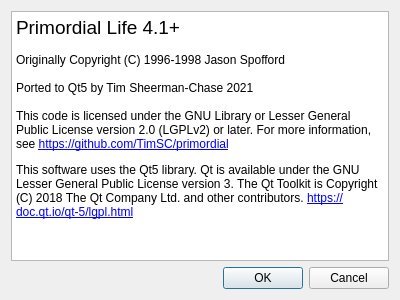
Above: LifeQt/aboutui.ui from TimSC/primordial before the change. Below: the same form after it.
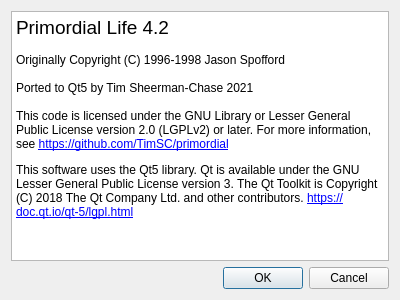
That is the form after the change.

Commit message: Update strings for 4.2 release

```diff
--- a/LifeQt/aboutui.ui
+++ b/LifeQt/aboutui.ui
@@ -20,15 +20,15 @@
       <string>&lt;!DOCTYPE HTML PUBLIC &quot;-//W3C//DTD HTML 4.0//EN&quot; &quot;http://www.w3.org/TR/REC-html40/strict.dtd&quot;&gt;
 &lt;html&gt;&lt;head&gt;&lt;meta name=&quot;qrichtext&quot; content=&quot;1&quot; /&gt;&lt;style type=&quot;text/css&quot;&gt;
 p, li { white-space: pre-wrap; }
-&lt;/style&gt;&lt;/head&gt;&lt;body style=&quot; font-family:'Sans Serif'; font-size:9pt; font-weight:400; font-style:normal;&quot;&gt;
-&lt;p style=&quot; margin-top:0px; margin-bottom:0px; margin-left:0px; margin-right:0px; -qt-block-indent:0; text-indent:0px;&quot;&gt;&lt;span style=&quot; font-size:14pt;&quot;&gt;Primordial Life 4.1+&lt;/span&gt;&lt;/p&gt;
-&lt;p style=&quot;-qt-paragraph-type:empty; margin-top:0px; margin-bottom:0px; margin-left:0px; margin-right:0px; -qt-block-indent:0; text-indent:0px;&quot;&gt;&lt;br /&gt;&lt;/p&gt;
-&lt;p style=&quot; margin-top:0px; margin-bottom:0px; margin-left:0px; margin-right:0px; -qt-block-indent:0; text-indent:0px;&quot;&gt;Originally Copyright (C) 1996-1998 Jason Spofford &lt;/p&gt;
-&lt;p style=&quot;-qt-paragraph-type:empty; margin-top:0px; margin-bottom:0px; margin-left:0px; margin-right:0px; -qt-block-indent:0; text-indent:0px;&quot;&gt;&lt;br /&gt;&lt;/p&gt;
-&lt;p style=&quot; margin-top:0px; margin-bottom:0px; margin-left:0px; margin-right:0px; -qt-block-indent:0; text-indent:0px;&quot;&gt;Ported to Qt5 by Tim Sheerman-Chase 2021&lt;/p&gt;
-&lt;p style=&quot;-qt-paragraph-type:empty; margin-top:0px; margin-bottom:0px; margin-left:0px; margin-right:0px; -qt-block-indent:0; text-indent:0px;&quot;&gt;&lt;br /&gt;&lt;/p&gt;
-&lt;p style=&quot; margin-top:0px; margin-bottom:0px; margin-left:0px; margin-right:0px; -qt-block-indent:0; text-indent:0px;&quot;&gt;This code is licensed under the GNU Library or Lesser General Public License version 2.0 (LGPLv2) or later. For more information, see &lt;a href=&quot;https://github.com/TimSC/primordial&quot;&gt;&lt;span style=&quot; text-decoration: underline; color:#0000ff;&quot;&gt;https://github.com/TimSC/primordial&lt;/span&gt;&lt;/a&gt;&lt;/p&gt;
-&lt;p style=&quot; margin-top:12px; margin-bottom:12px; margin-left:0px; margin-right:0px; -qt-block-indent:0; text-indent:0px;&quot;&gt;This software uses the Qt5 library. Qt is available under the GNU Lesser General Public License version 3. The Qt Toolkit is Copyright (C) 2018 The Qt Company Ltd. and other contributors. &lt;a href=&quot;https://doc.qt.io/qt-5/lgpl.html&quot;&gt;&lt;span style=&quot; text-decoration: underline; color:#0000ff;&quot;&gt;https://doc.qt.io/qt-5/lgpl.html&lt;/span&gt;&lt;/a&gt;&lt;/p&gt;&lt;/body&gt;&lt;/html&gt;</string>
+&lt;/style&gt;&lt;/head&gt;&lt;body style=&quot; font-family:'Ubuntu'; font-size:10pt; font-weight:400; font-style:normal;&quot;&gt;
+&lt;p style=&quot; margin-top:0px; margin-bottom:0px; margin-left:0px; margin-right:0px; -qt-block-indent:0; text-indent:0px;&quot;&gt;&lt;span style=&quot; font-family:'Sans Serif'; font-size:14pt;&quot;&gt;Primordial Life 4.2&lt;/span&gt;&lt;/p&gt;
+&lt;p style=&quot;-qt-paragraph-type:empty; margin-top:0px; margin-bottom:0px; margin-left:0px; margin-right:0px; -qt-block-indent:0; text-indent:0px; font-family:'Sans Serif'; font-size:9pt;&quot;&gt;&lt;br /&gt;&lt;/p&gt;
+&lt;p style=&quot; margin-top:0px; margin-bottom:0px; margin-left:0px; margin-right:0px; -qt-block-indent:0; text-indent:0px;&quot;&gt;&lt;span style=&quot; font-family:'Sans Serif'; font-size:9pt;&quot;&gt;Originally Copyright (C) 1996-1998 Jason Spofford &lt;/span&gt;&lt;/p&gt;
+&lt;p style=&quot;-qt-paragraph-type:empty; margin-top:0px; margin-bottom:0px; margin-left:0px; margin-right:0px; -qt-block-indent:0; text-indent:0px; font-family:'Sans Serif'; font-size:9pt;&quot;&gt;&lt;br /&gt;&lt;/p&gt;
+&lt;p style=&quot; margin-top:0px; margin-bottom:0px; margin-left:0px; margin-right:0px; -qt-block-indent:0; text-indent:0px;&quot;&gt;&lt;span style=&quot; font-family:'Sans Serif'; font-size:9pt;&quot;&gt;Ported to Qt5 by Tim Sheerman-Chase 2021&lt;/span&gt;&lt;/p&gt;
+&lt;p style=&quot;-qt-paragraph-type:empty; margin-top:0px; margin-bottom:0px; margin-left:0px; margin-right:0px; -qt-block-indent:0; text-indent:0px; font-family:'Sans Serif'; font-size:9pt;&quot;&gt;&lt;br /&gt;&lt;/p&gt;
+&lt;p style=&quot; margin-top:0px; margin-bottom:0px; margin-left:0px; margin-right:0px; -qt-block-indent:0; text-indent:0px;&quot;&gt;&lt;span style=&quot; font-family:'Sans Serif'; font-size:9pt;&quot;&gt;This code is licensed under the GNU Library or Lesser General Public License version 2.0 (LGPLv2) or later. For more information, see &lt;/span&gt;&lt;a href=&quot;https://github.com/TimSC/primordial&quot;&gt;&lt;span style=&quot; font-family:'Sans Serif'; font-size:9pt; text-decoration: underline; color:#0000ff;&quot;&gt;https://github.com/TimSC/primordial&lt;/span&gt;&lt;/a&gt;&lt;/p&gt;
+&lt;p style=&quot; margin-top:12px; margin-bottom:12px; margin-left:0px; margin-right:0px; -qt-block-indent:0; text-indent:0px;&quot;&gt;&lt;span style=&quot; font-family:'Sans Serif'; font-size:9pt;&quot;&gt;This software uses the Qt5 library. Qt is available under the GNU Lesser General Public License version 3. The Qt Toolkit is Copyright (C) 2018 The Qt Company Ltd. and other contributors. &lt;/span&gt;&lt;a href=&quot;https://doc.qt.io/qt-5/lgpl.html&quot;&gt;&lt;span style=&quot; font-family:'Sans Serif'; font-size:9pt; text-decoration: underline; color:#0000ff;&quot;&gt;https://doc.qt.io/qt-5/lgpl.html&lt;/span&gt;&lt;/a&gt;&lt;/p&gt;&lt;/body&gt;&lt;/html&gt;</string>
      </property>
     </widget>
    </item>
```
The commit also changes 1 other file.
